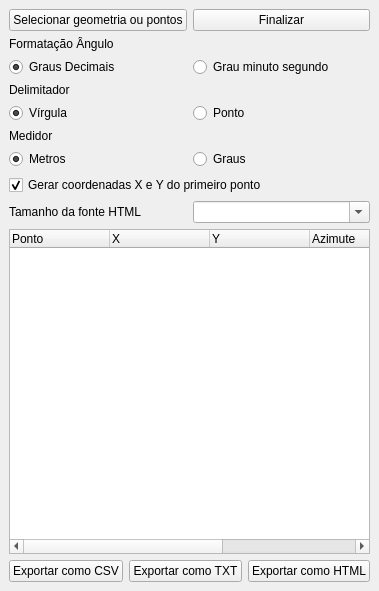
dsgoficial/EBGeo_Desktop, file EBGeo/AzimuthGenerator/azimuthGenerator_dockwidget_base.ui: the form before one commit.
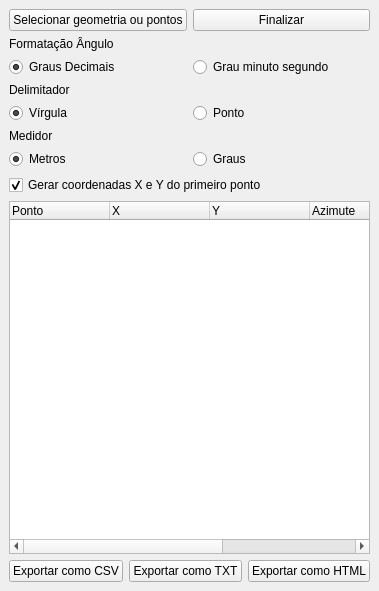
The form after the commit.

Commit message: font size box

Patch:
```diff
--- a/EBGeo/AzimuthGenerator/azimuthGenerator_dockwidget_base.ui
+++ b/EBGeo/AzimuthGenerator/azimuthGenerator_dockwidget_base.ui
@@ -173,24 +173,6 @@
         </widget>
     </item>
     <item row="8" column="0">
-        <layout class="QHBoxLayout" name="horizontalLayout_6">
-            <item>
-                <widget class="QLabel" name="fontSizeLabel">
-                    <property name="text">
-                        <string>Tamanho da fonte HTML</string>
-                    </property>
-                </widget>
-            </item>
-            <item>
-                <widget class="QComboBox" name="fontSizeComboBox">
-                    <property name="editable">
-                        <bool>true</bool>
-                    </property>
-                </widget>
-            </item>
-        </layout>
-    </item>
-    <item row="9" column="0">
      <widget class="QTreeWidget" name="mapList">
       <property name="enabled">
        <bool>true</bool>
```
Left out of the diff: 2 changed lines with no effect on the pictures. The commit also changes 1 other file.
